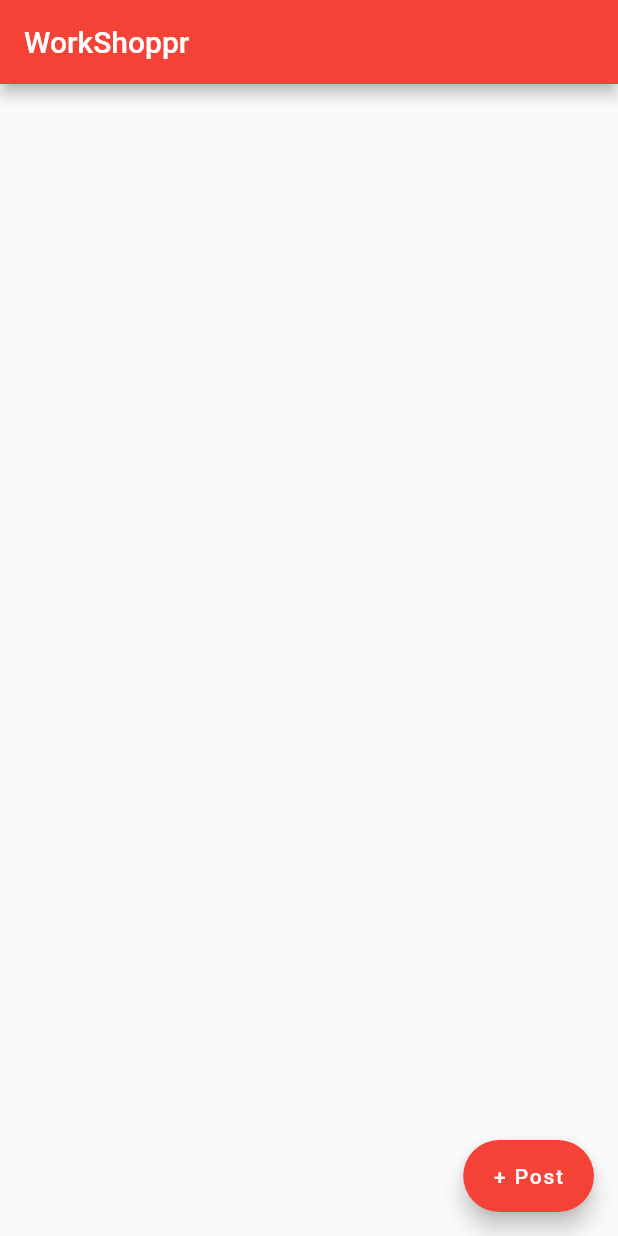
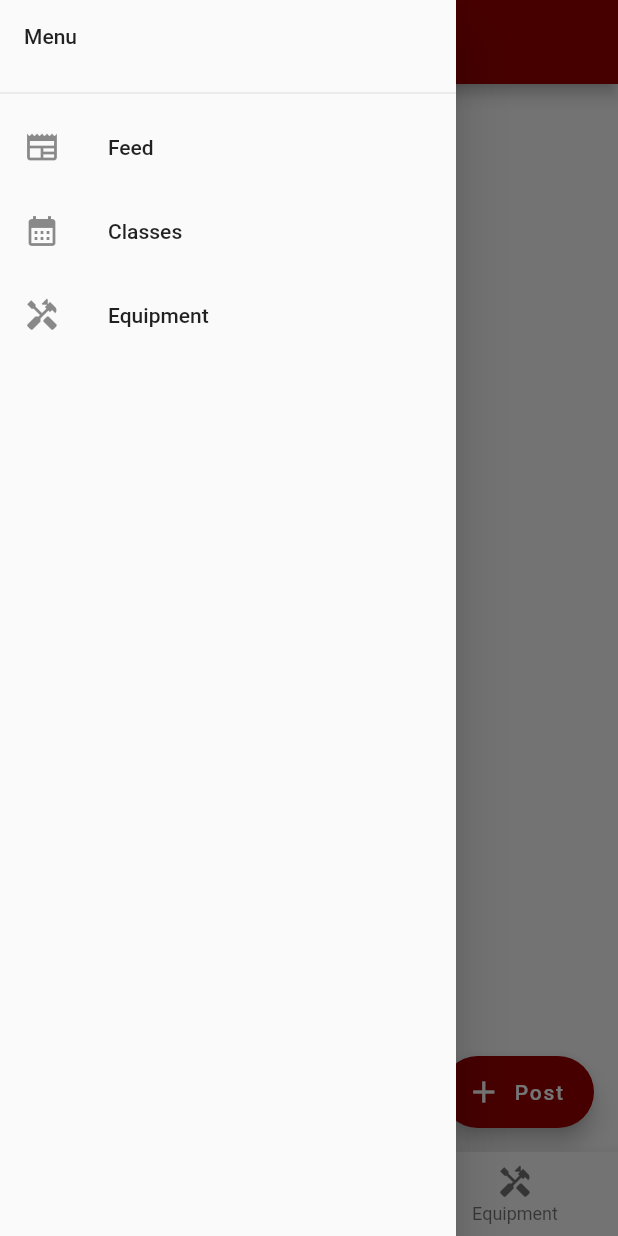
Before and after one commit to MatthewFante/WorkShoppr, a Flutter app: the screen it shows after launch, with the side drawer open (before the commit the screen has no drawer), on a phone screen of 412 x 824 dp. Run offline on Flutter 3.47's test engine with Material 2 defaults, Android fonts, the phone set to English and light mode, and no system bars; our stand-ins replace cloud_firestore, firebase_core; accounts and stored records are empty.

Commit message:
added navigation framework, built out feed widget

```diff
--- a/lib/feed_page.dart
+++ b/lib/feed_page.dart
@@ -1,10 +1,13 @@
 import 'package:flutter/material.dart';
 import 'package:workshoppr/new_post_dialog.dart';
 import 'package:workshoppr/post.dart';
+import 'package:workshoppr/feed_widget.dart';
 
 class FeedPage extends StatefulWidget {
-  const FeedPage({super.key, required this.title});
-  final String title;
+  const FeedPage({
+    super.key,
+  });
+  // final String title;
 
   @override
   State<FeedPage> createState() => _FeedPageState();
@@ -13,9 +16,6 @@ class FeedPage extends StatefulWidget {
 class _FeedPageState extends State<FeedPage> {
   @override
   Widget build(BuildContext context) => Scaffold(
-        appBar: AppBar(
-          title: Text('WorkShoppr'),
-        ),
         body: StreamBuilder<List<Post>>(
             stream: Post.readPosts(),
             builder: (context, snapshot) {
@@ -29,7 +29,9 @@ class _FeedPageState extends State<FeedPage> {
               }
             }),
         floatingActionButton: FloatingActionButton.extended(
-          label: Text('+ Post'),
+          label: Text('Post'),
+          icon: Icon(Icons.add),
+          backgroundColor: Color(0xff990000),
           onPressed: () {
             showDialog(
               context: context,
@@ -42,16 +44,8 @@ class _FeedPageState extends State<FeedPage> {
       );
 }
 
-Widget _getPostImage(String url) {
-  if (url == '') {
-    return Icon(Icons.person);
-  } else {
-    return Image.network(url);
-  }
-}
-
-Widget buildPost(Post post) => ListTile(
-      leading: _getPostImage(post.imageUrl),
-      title: Text(post.content),
-      subtitle: Text(post.dateTime.toString()),
-    );
+Widget buildPost(Post post) => FeedWidget(
+    userId: post.userId,
+    imageUrl: post.imageUrl,
+    content: post.content,
+    dateTime: post.dateTime.toString());
--- /dev/null
+++ b/lib/home_page.dart
@@ -0,0 +1,98 @@
+import 'package:flutter/material.dart';
+import 'package:workshoppr/feed_page.dart';
+import 'package:workshoppr/classes_page.dart';
+import 'package:workshoppr/equipment_page.dart';
+
+class HomePage extends StatefulWidget {
+  const HomePage({super.key});
+
+  @override
+  _HomePageState createState() => _HomePageState();
+}
+
+class _HomePageState extends State<HomePage> {
+  int _currentIndex = 0;
+  final List<Widget> _pages = [
+    const FeedPage(),
+    ClassesPage(),
+    EquipmentPage(),
+  ];
+
+  @override
+  Widget build(BuildContext context) {
+    return Scaffold(
+      appBar: AppBar(
+        title: const Text('WorkShoppr',
+            style: TextStyle(
+              fontSize: 30,
+              fontWeight: FontWeight.bold,
+            )),
+      ),
+      body: _pages[_currentIndex],
+      bottomNavigationBar: BottomNavigationBar(
+        currentIndex: _currentIndex,
+        onTap: (int index) {
+          setState(() {
+            _currentIndex = index;
+          });
+        },
+        items: const [
+          BottomNavigationBarItem(
+            icon: Icon(Icons.newspaper),
+            label: 'Feed',
+          ),
+          BottomNavigationBarItem(
+            icon: Icon(Icons.calendar_month),
+            label: 'Classes',
+          ),
+          BottomNavigationBarItem(
+            icon: Icon(Icons.handyman),
+            label: 'Equipment',
+          ),
+        ],
+      ),
+      drawer: Drawer(
+        child: ListView(
+          children: [
+            SizedBox(
+              height: 70,
+              child: const DrawerHeader(
+                child: Text('Menu'),
+              ),
+            ),
+            ListTile(
+              leading: Icon(Icons.newspaper),
+              title: Text('Feed'),
+              onTap: () {
+                setState(() {
+                  _currentIndex = 0;
+                  Navigator.pop(context); // Close the drawer
+                });
+              },
+            ),
+            ListTile(
+              leading: const Icon(Icons.calendar_month),
+              title: const Text('Classes'),
+              onTap: () {
+                setState(() {
+                  _currentIndex = 1;
+                  Navigator.pop(context); // Close the drawer
+                });
+              },
+            ),
+            ListTile(
+              leading: const Icon(Icons.handyman),
+              title: const Text('Equipment'),
+              onTap: () {
+                setState(() {
+                  _currentIndex = 2;
+                  Navigator.pop(context); // Close the drawer
+                });
+              },
+            ),
+          ],
+        ),
+      ),
+    );
+  }
+}
--- a/lib/main.dart
+++ b/lib/main.dart
@@ -1,8 +1,8 @@
 import 'package:flutter/material.dart';
 import 'package:firebase_core/firebase_core.dart';
 import 'firebase_options.dart';
-
 import 'package:workshoppr/feed_page.dart';
+import 'package:workshoppr/home_page.dart';
 
 Future<void> main() async {
   WidgetsFlutterBinding.ensureInitialized();
@@ -19,9 +19,27 @@ class MyApp extends StatelessWidget {
     return MaterialApp(
       title: 'WorkShoppr',
       theme: ThemeData(
-        primarySwatch: Colors.red,
+        primarySwatch: Palette.crimson,
       ),
-      home: const FeedPage(title: 'WorkShoppr'),
+      home: HomePage(),
     );
   }
 }
+
+class Palette {
+  static MaterialColor crimson = const MaterialColor(
+    0xff990000, // 100% shade
+    <int, Color>{
+      50: Color(0xffc8645f), // 10%
+      100: Color(0xffb24c3e), // 20%
+      200: Color(0xff9f4639), // 30%
+      300: Color(0xff8b402f), // 40%
+      400: Color(0xff773a25), // 50%
+      500: Color(0xff64341b), // 60%
+      600: Color(0xff502e11), // 70%
+      700: Color(0xff3d2807), // 80%
+      800: Color(0xff291f00), // 90%
+      900: Color(0xff000000), // 100%
+    },
+  );
+}
--- a/pubspec.yaml
+++ b/pubspec.yaml
@@ -37,6 +37,7 @@ dependencies:
   cupertino_icons: ^1.0.2
   firebase_core: ^2.9.0
   cloud_firestore: ^4.5.0
+  firebase_auth: ^4.4.0
 
 dev_dependencies:
   flutter_test:
@@ -61,9 +62,8 @@ flutter:
   uses-material-design: true
 
   # To add assets to your application, add an assets section, like this:
-  # assets:
-  #   - images/a_dot_burr.jpeg
-  #   - images/a_dot_ham.jpeg
+  assets:
+    - assets/placeholder.png
 
   # An image asset can refer to one or more resolution-specific "variants", see
   # https://flutter.dev/assets-and-images/#resolution-aware
```
Also changed, not shown: lib/classes_page.dart (added, +12 -0 lines), lib/equipment_page.dart (added, +12 -0 lines), lib/feed_widget.dart (added, +105 -0 lines), assets/placeholder.png (added), pubspec.lock, 1 other file.
